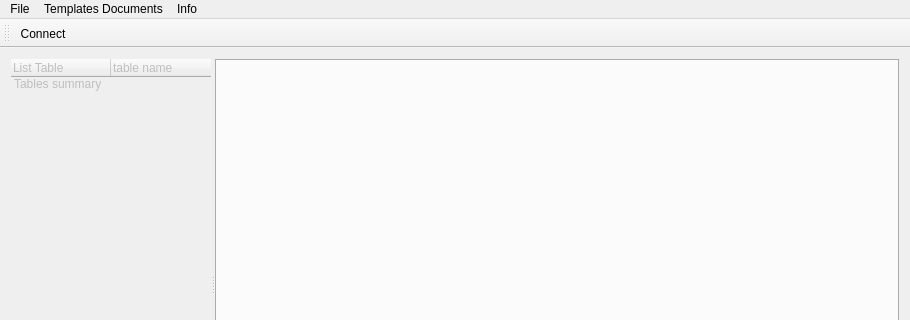
This is mainwindow.ui in sadovskiy/sysman as Qt 5 draws it before an edit; both pictures show x 0 to 910 and y 0 to 320 of the 910 by 541 pixel window. The edited form follows.
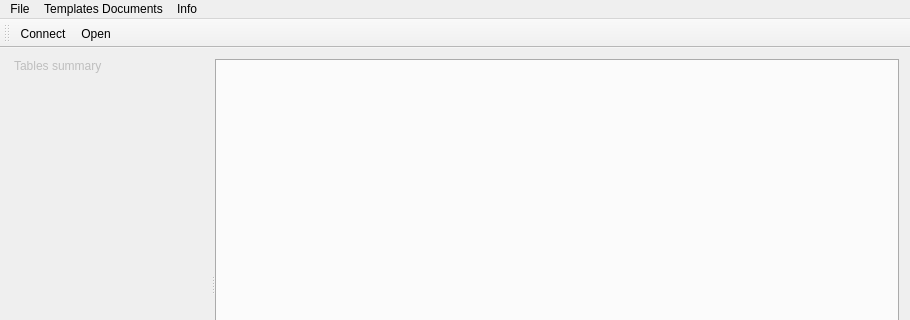
This is the edited form. Icons and pictures are not drawn.

The edit to the form file:
```diff
--- a/mainwindow.ui
+++ b/mainwindow.ui
@@ -106,7 +106,7 @@
         <bool>true</bool>
        </property>
        <property name="headerHidden">
-        <bool>false</bool>
+        <bool>true</bool>
        </property>
        <property name="expandsOnDoubleClick">
         <bool>false</bool>
@@ -115,7 +115,7 @@
         <number>2</number>
        </property>
        <attribute name="headerVisible">
-        <bool>true</bool>
+        <bool>false</bool>
        </attribute>
        <column>
         <property name="text">
@@ -281,6 +281,7 @@
     <bool>false</bool>
    </attribute>
    <addaction name="actionConnect"/>
+   <addaction name="actionOpen"/>
   </widget>
   <widget class="QStatusBar" name="statusBar"/>
   <action name="actionConnect">
@@ -388,6 +389,18 @@
     <string>Abstract</string>
    </property>
   </action>
+  <action name="actionOpen">
+   <property name="icon">
+    <iconset resource="images/icon.qrc">
+     <normaloff>:/new/48x48/48x48/Open.png</normaloff>:/new/48x48/48x48/Open.png</iconset>
+   </property>
+   <property name="text">
+    <string>Open</string>
+   </property>
+   <property name="shortcut">
+    <string>Ctrl+X</string>
+   </property>
+  </action>
  </widget>
  <layoutdefault spacing="6" margin="11"/>
  <resources>
```
Left out of the diff: 24 changed lines with no effect on the pictures.
